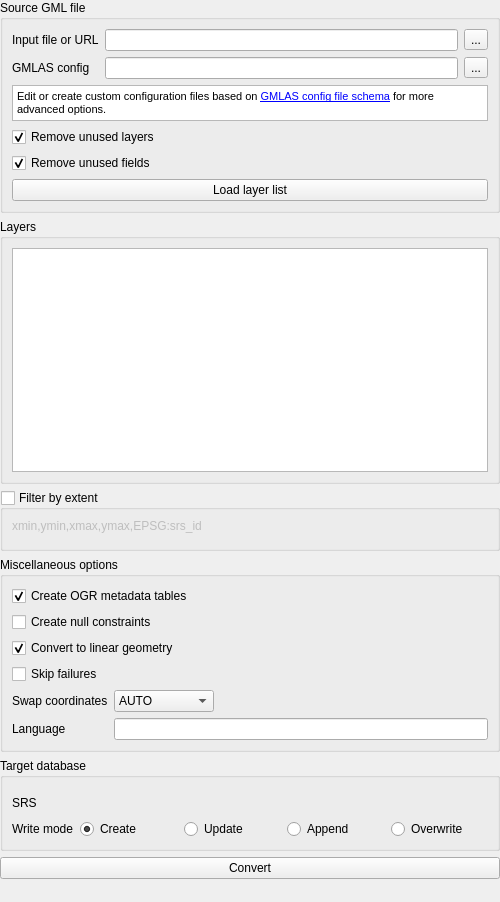
Old version of the form gml_application_schema_toolbox/ui/import_gmlas_panel.ui in the repository BRGM/gml_application_schema_toolbox.
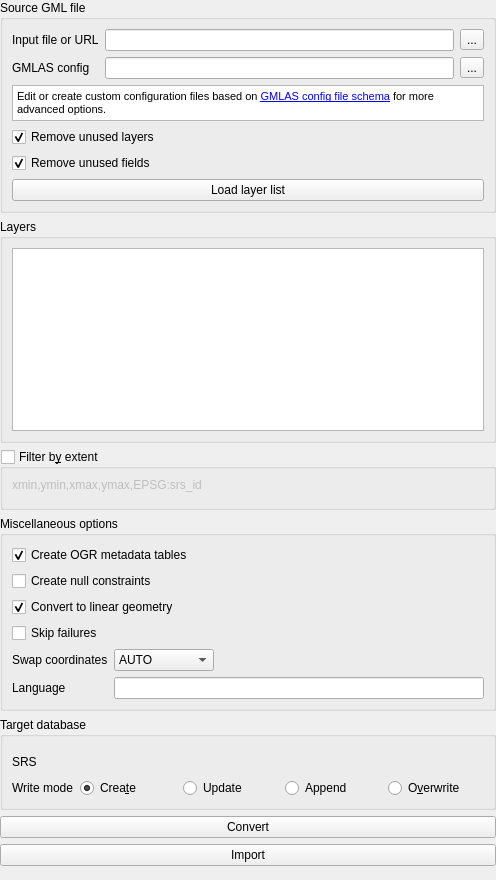
New version of the form. Custom widgets are drawn as their Qt base class.

Patch:
```diff
--- a/gml_application_schema_toolbox/ui/import_gmlas_panel.ui
+++ b/gml_application_schema_toolbox/ui/import_gmlas_panel.ui
@@ -6,8 +6,8 @@
    <rect>
     <x>0</x>
     <y>0</y>
-    <width>500</width>
-    <height>902</height>
+    <width>496</width>
+    <height>880</height>
    </rect>
   </property>
   <property name="windowTitle">
@@ -97,8 +97,8 @@
          <string>&lt;!DOCTYPE HTML PUBLIC &quot;-//W3C//DTD HTML 4.0//EN&quot; &quot;http://www.w3.org/TR/REC-html40/strict.dtd&quot;&gt;
 &lt;html&gt;&lt;head&gt;&lt;meta name=&quot;qrichtext&quot; content=&quot;1&quot; /&gt;&lt;style type=&quot;text/css&quot;&gt;
 p, li { white-space: pre-wrap; }
-&lt;/style&gt;&lt;/head&gt;&lt;body style=&quot; font-family:'Ubuntu'; font-size:11pt; font-weight:400; font-style:normal;&quot;&gt;
-&lt;p style=&quot; margin-top:0px; margin-bottom:0px; margin-left:0px; margin-right:0px; -qt-block-indent:0; text-indent:0px;&quot;&gt;&lt;span style=&quot; font-size:8pt;&quot;&gt;Edit or create custom configuration files based on &lt;/span&gt;&lt;a href=&quot;https://github.com/OSGeo/gdal/blob/trunk/gdal/data/gmlasconf.xsd&quot;&gt;&lt;span style=&quot; font-size:8pt; text-decoration: underline; color:#0000ff;&quot;&gt;GMLAS config file schema&lt;/span&gt;&lt;/a&gt;&lt;span style=&quot; font-size:8pt;&quot;&gt; for more advanced options.&lt;/span&gt;&lt;/p&gt;&lt;/body&gt;&lt;/html&gt;</string>
+&lt;/style&gt;&lt;/head&gt;&lt;body style=&quot; font-family:'Sans Serif'; font-size:9pt; font-weight:400; font-style:normal;&quot;&gt;
+&lt;p style=&quot; margin-top:0px; margin-bottom:0px; margin-left:0px; margin-right:0px; -qt-block-indent:0; text-indent:0px;&quot;&gt;&lt;span style=&quot; font-family:'Ubuntu'; font-size:8pt;&quot;&gt;Edit or create custom configuration files based on &lt;/span&gt;&lt;a href=&quot;https://github.com/OSGeo/gdal/blob/trunk/gdal/data/gmlasconf.xsd&quot;&gt;&lt;span style=&quot; font-family:'Ubuntu'; font-size:8pt; text-decoration: underline; color:#0000ff;&quot;&gt;GMLAS config file schema&lt;/span&gt;&lt;/a&gt;&lt;span style=&quot; font-family:'Ubuntu'; font-size:8pt;&quot;&gt; for more advanced options.&lt;/span&gt;&lt;/p&gt;&lt;/body&gt;&lt;/html&gt;</string>
         </property>
         <property name="openExternalLinks">
          <bool>true</bool>
@@ -169,7 +169,7 @@
       <string>&lt;html&gt;&lt;head/&gt;&lt;body&gt;&lt;p&gt;Define an area of interest to download data from. The extent can be defined from map canvas.&lt;/p&gt;&lt;/body&gt;&lt;/html&gt;</string>
      </property>
      <property name="title">
-      <string>Filter by extent</string>
+      <string>Filter b&amp;y extent</string>
      </property>
      <property name="checkable">
       <bool>true</bool>
@@ -370,7 +370,7 @@
              <item>
               <widget class="QRadioButton" name="createRadioButton">
                <property name="text">
-                <string>Create</string>
+                <string>Crea&amp;te</string>
                </property>
                <property name="checked">
                 <bool>true</bool>
@@ -394,7 +394,7 @@
              <item>
               <widget class="QRadioButton" name="overwriteRadioButton">
                <property name="text">
-                <string>Overwrite</string>
+                <string>O&amp;verwrite</string>
                </property>
               </widget>
              </item>
@@ -426,12 +426,19 @@
     </widget>
    </item>
    <item>
-    <widget class="QPushButton" name="importButton">
+    <widget class="QPushButton" name="convertButton">
      <property name="text">
       <string>Convert</string>
      </property>
     </widget>
    </item>
+   <item>
+    <widget class="QPushButton" name="importButton">
+     <property name="text">
+      <string>Import</string>
+     </property>
+    </widget>
+   </item>
    <item>
     <spacer name="verticalSpacer">
      <property name="orientation">
```
Left out of the diff: 26 changed lines with no effect on the pictures.
